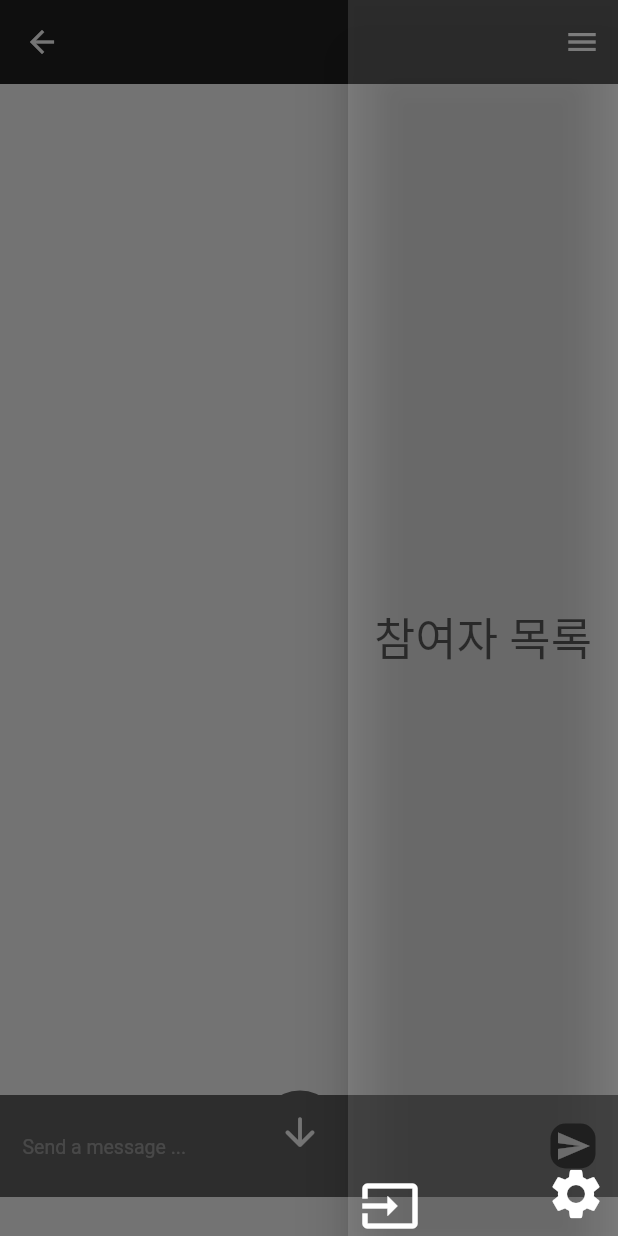
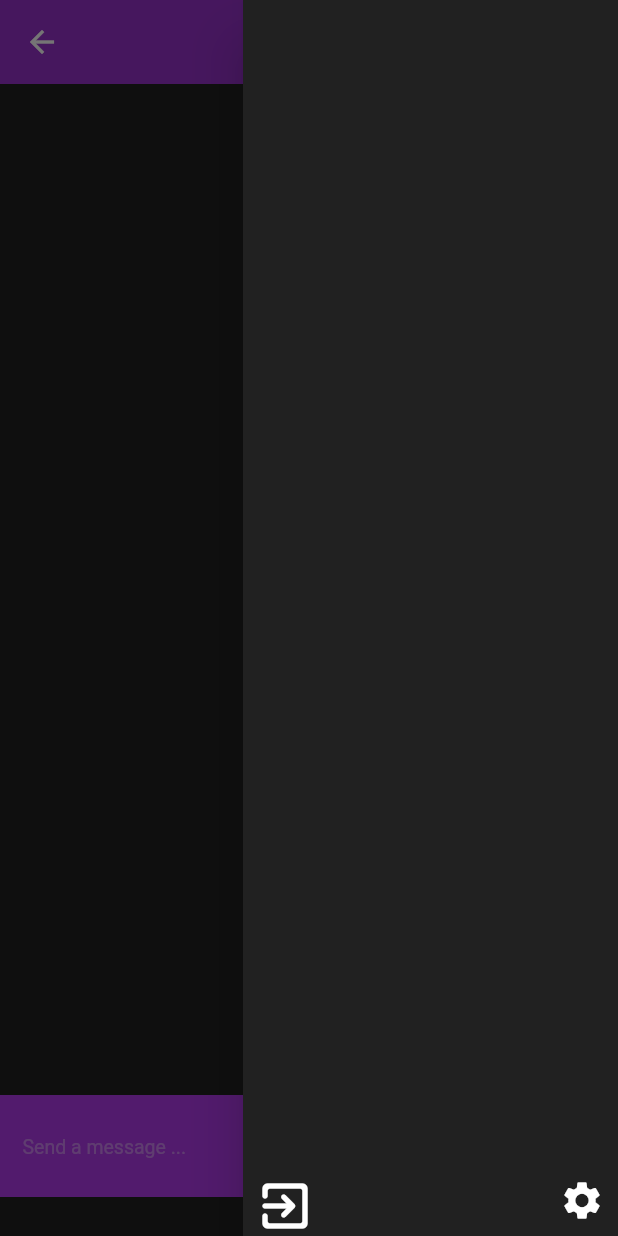
Before and after one commit to LoveCTTS/Alchemy, a Flutter app: the ChatPage screen opened directly with empty values, with the side drawer open, on a phone screen of 412 x 824 dp. Run offline on Flutter 3.47's test engine with Material 2 defaults, Android fonts, the phone set to English and light mode, and no system bars; our stand-ins replace bubble, cloud_firestore, firebase_auth, firebase_core, firebase_storage, flutter_spinkit and 5 more; accounts and stored records are empty; Roboto replaces fonts that are missing (Raleway-Regular).

Commit message:
Version1.4.0

```diff
--- a/lib/pages/agora_page.dart
+++ b/lib/pages/agora_page.dart
@@ -268,7 +268,7 @@ class _AgoraPageState extends State<AgoraPage> {
                             labelText: "45자 내외로",
                           ),
                           style: TextStyle(
-                              fontSize: 10.0,
+                              fontSize: 5.0,
                               height: 5.0,
                               color: Colors.black
 
--- a/lib/pages/chat_page.dart
+++ b/lib/pages/chat_page.dart
@@ -16,7 +16,6 @@ class ChatPage extends StatefulWidget {
   final String groupId;
   final String userName;
   final String groupName;
-
 
 
   ChatPage({
@@ -158,20 +157,22 @@ class _ChatPageState extends State<ChatPage> {
       appBar: AppBar(
         title: Text(widget.groupName, style: TextStyle(color: Colors.white)),
         centerTitle: true,
-        backgroundColor: Colors.black87,
+        backgroundColor: Color(0xff9932cc),
         elevation: 0.0,
 
       ),
+      backgroundColor: Color(0xff212121),
       endDrawer: Theme(
           data: Theme.of(context).copyWith(
-            canvasColor: Colors.white12,
+            canvasColor: Color(0xff212121),
           ),
           child:Container(
-          width:180,
+          width:250,
             child: Stack(
             children: <Widget>[
               Align(child: Text("참여자 목록",style: TextStyle(height:3, fontSize:30))),
               Drawer(
+
                 child: StreamBuilder (
                 stream: FirebaseFirestore.instance.collection("groups").doc(widget.groupId).snapshots(),
                 builder: (context,snapshot) {
@@ -213,7 +214,7 @@ class _ChatPageState extends State<ChatPage> {
               Align(
                 alignment: Alignment.bottomLeft,
                 child:IconButton(
-                    icon: Icon(Icons.input,size:40, color: Colors.white),
+                    icon: Icon(Icons.exit_to_app_rounded,size:40, color: Colors.white),
                     onPressed: () async{
 
 
@@ -231,13 +232,10 @@ class _ChatPageState extends State<ChatPage> {
                 alignment: Alignment.bottomRight,
                 child:IconButton(
                     icon: Icon(Icons.settings),
-                    iconSize: 40,
+                    iconSize: 30,
                     color: Colors.white,
                     onPressed: () async{
-
-
                       Navigator.push(context, MaterialPageRoute(builder: (BuildContext context) => GroupChatSettingsPage()));
-
                     }
                 ),
               )
@@ -252,7 +250,7 @@ class _ChatPageState extends State<ChatPage> {
             Container(
               width: MediaQuery.of(context).size.width,
                 padding: EdgeInsets.symmetric(horizontal: 15.0, vertical: 10.0),
-                color: Colors.grey[700],
+                color: Color(0xffb23aee),
                 child: Row(
                   children: <Widget>[
                     Expanded(
@@ -285,13 +283,13 @@ class _ChatPageState extends State<ChatPage> {
 
                       },
                       child: Container(
-                        height: 30.0,
-                        width: 30.0,
+                        height: 35.0,
+                        width: 35.0,
                         decoration: BoxDecoration(
-                          color: Colors.black,
+                          color: Colors.white,
                           borderRadius: BorderRadius.circular(10)
                         ),
-                        child: Center(child: Icon(Icons.send, color: Colors.white)),
+                        child: Center(child: Icon(Icons.send, color: Color(0xff4f2f4f))),
                       ),
                     )
                   ],
@@ -304,14 +302,18 @@ class _ChatPageState extends State<ChatPage> {
             bottom: 25,
             right:10,
             left:30,
-          child: FloatingActionButton( //가장 위쪽에 위치하면 가장아래로가는 버튼 생
+          child: Container(
+            height:50,
+              width:50,
+              child:FloatingActionButton(//가장 위쪽에 위치하면 가장아래로가는 버튼 생성
+
             onPressed: () {
               _scrollController.jumpTo(_scrollController.position.maxScrollExtent+200.0);
               },
             child: Icon(Icons.arrow_downward_rounded, color: Colors.white, size: 30.0),
-            backgroundColor: Colors.grey[700],
+            backgroundColor: Color(0xff9932cc),
             elevation: 0.0,
-      )
+      ))
       )
       ])
           :null,
--- a/lib/pages/signin_page.dart
+++ b/lib/pages/signin_page.dart
@@ -142,7 +142,7 @@ class _SignInPageState extends State<SignInPage> {
       body: Form(
         key: _formKey, //GlobalKey로 만든 _formKey로 한 위젯을 또다른 위젯으로 대체할때??바꿀때?(replacement) 제어 용도로 사용
         child: Container(
-          color: Colors.black,
+          color: Color(0xff212121),
           child: ListView(
             padding: EdgeInsets.symmetric(horizontal: 30.0, vertical: 80.0), //horizontal이 커질수록 양옆으로 폭 조절, vertical은 위아래로 폭 조절
             children: <Widget>[
```
Also changed, not shown: lib/services/database_service.dart (+24 -2 lines), lib/widgets/message_tile.dart (+77 -14 lines), lib/widgets/participant_tile.dart (+82 -15 lines).
